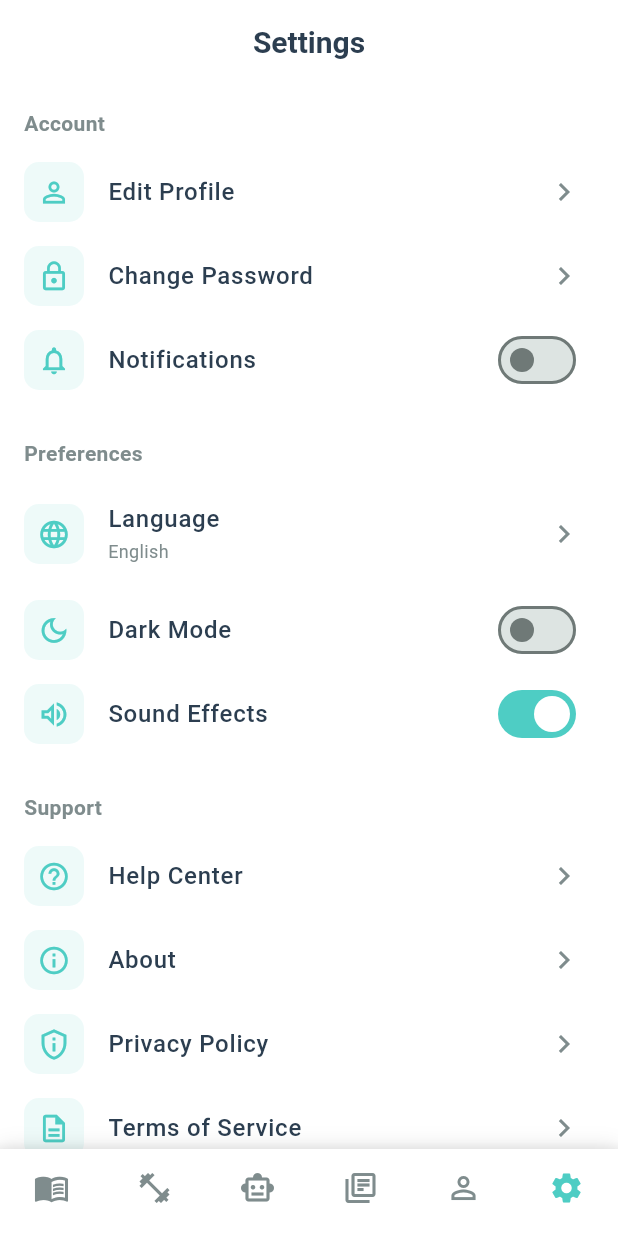
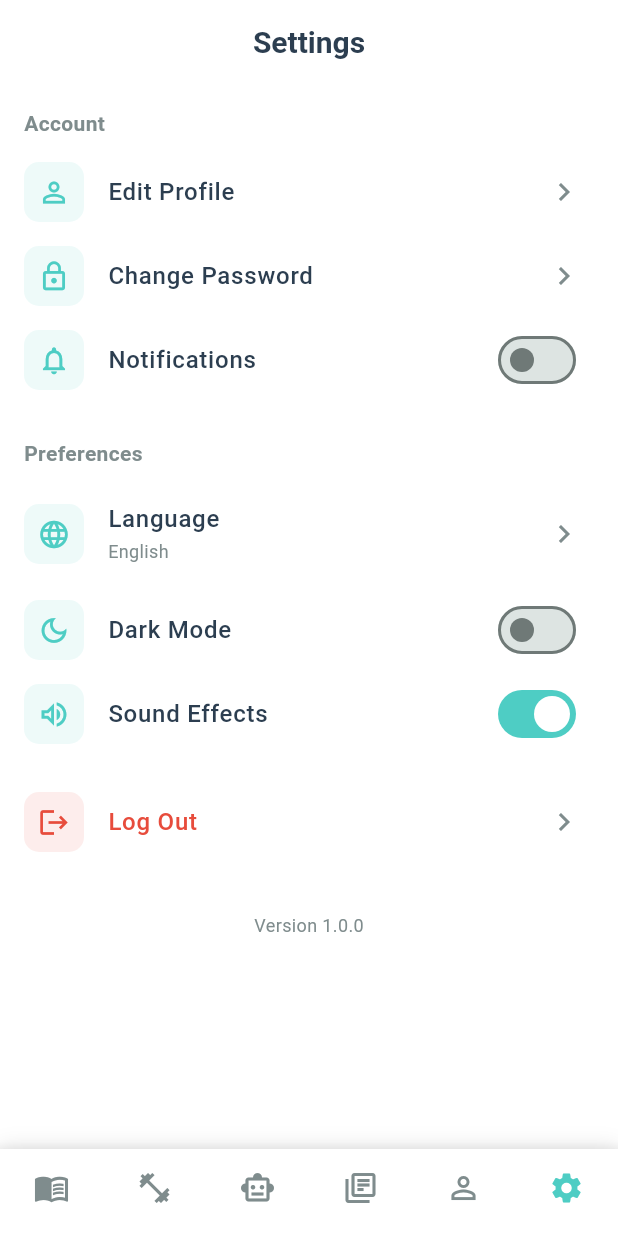
Before and after one commit to Kanjiforwork/GrammarUp-Mobile, a Flutter app: the screen it shows once a user with an empty profile is signed in, item 6 of the bottom bar chosen, on a phone screen of 412 x 824 dp. Run offline on Flutter 3.47's test engine with Material 3 defaults, Android fonts, the phone set to English and light mode, and no system bars; our stand-ins replace audioplayers, firebase_core, firebase_messaging, flutter_dotenv, google_sign_in, image_picker and 2 more; missing offline and left inert: dart_openai; accounts and stored records are empty; network calls fail.

Commit message:
fix: db error + removing unnecessary features

```diff
--- a/grammar_up/lib/screens/main/tabs/setting_tab.dart
+++ b/grammar_up/lib/screens/main/tabs/setting_tab.dart
@@ -304,29 +304,6 @@ class _SettingTabState extends State<SettingTab> {
                 },
               ),
               const SizedBox(height: 16),
-              // Support section
-              _buildSectionHeader(l10n?.supportSection ?? 'Support'),
-              _buildSettingItem(
-                icon: Icons.help_outline,
-                title: l10n?.helpCenter ?? 'Help Center',
-                onTap: () {},
-              ),
-              _buildSettingItem(
-                icon: Icons.info_outline,
-                title: l10n?.about ?? 'About',
-                onTap: () {},
-              ),
-              _buildSettingItem(
-                icon: Icons.privacy_tip_outlined,
-                title: l10n?.privacyPolicy ?? 'Privacy Policy',
-                onTap: () {},
-              ),
-              _buildSettingItem(
-                icon: Icons.description_outlined,
-                title: l10n?.termsOfService ?? 'Terms of Service',
-                onTap: () {},
-              ),
-              const SizedBox(height: 16),
               // Logout
               _buildSettingItem(
                 icon: Icons.logout,
--- a/grammar_up/lib/services/lesson_service.dart
+++ b/grammar_up/lib/services/lesson_service.dart
@@ -19,17 +19,20 @@ class LessonService {
   // Lấy danh sách lessons public
   Future<List<LessonModel>> getLessons() async {
     try {
+      _log('🔍 Fetching lessons...');
       final response = await _supabase
           .from('lessons')
           .select()
           .eq('is_public', true)
           .order('order_index', ascending: true);
 
+      _log('✅ Got ${(response as List).length} lessons');
       return (response as List)
           .map((json) => LessonModel.fromJson(json))
           .toList();
-    } catch (e) {
+    } catch (e, stackTrace) {
       _log('❌ Error fetching lessons: $e');
+      _log('Stack: $stackTrace');
       return [];
     }
   }
```
Also changed, not shown: grammar_up/lib/screens/main/lesson_detail_screen.dart (+3 -8 lines).
